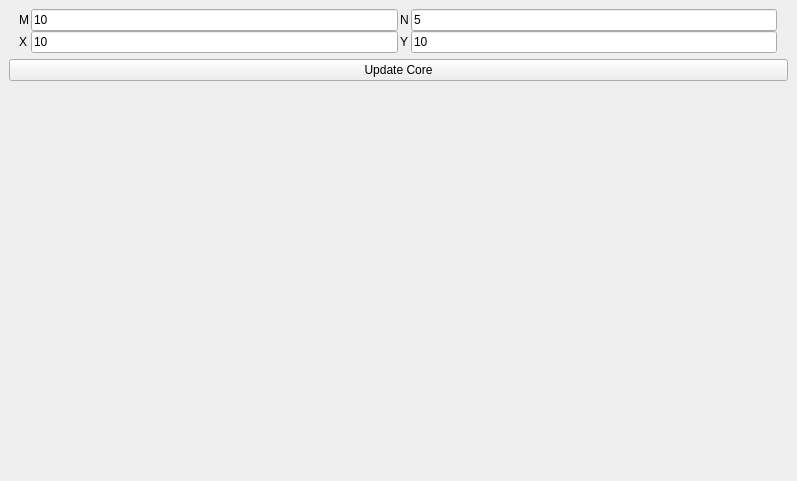
First picture: the form in gui/corewidget.ui, repository bigorangenuke/NeutronDiffusion, before the edit.
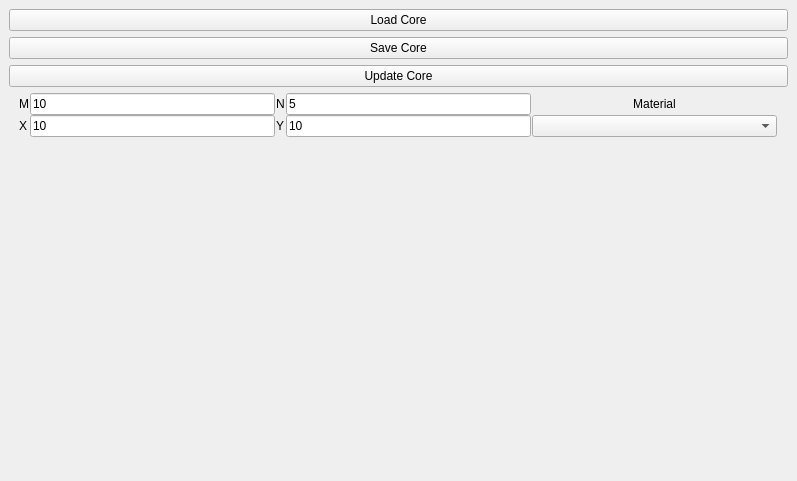
Second picture: the form after the edit.

Patch:
```diff
--- a/gui/corewidget.ui
+++ b/gui/corewidget.ui
@@ -21,6 +21,27 @@
   </property>
   <widget class="QWidget" name="coreDockWidgetVerticalLayout">
    <layout class="QVBoxLayout" name="verticalLayout">
+    <item>
+     <widget class="QPushButton" name="loadCorePushButton">
+      <property name="text">
+       <string>Load Core</string>
+      </property>
+     </widget>
+    </item>
+    <item>
+     <widget class="QPushButton" name="saveCorePushButton">
+      <property name="text">
+       <string>Save Core</string>
+      </property>
+     </widget>
+    </item>
+    <item>
+     <widget class="QPushButton" name="updateCorePushButton">
+      <property name="text">
+       <string>Update Core</string>
+      </property>
+     </widget>
+    </item>
     <item>
      <widget class="QWidget" name="widget" native="true">
       <property name="enabled">
@@ -46,12 +67,12 @@
         <number>0</number>
        </property>
        <property name="horizontalSpacing">
-        <number>2</number>
+        <number>1</number>
        </property>
        <property name="verticalSpacing">
         <number>0</number>
        </property>
-       <item row="1" column="1">
+       <item row="1" column="3">
         <widget class="QLineEdit" name="mNodesLineEdit">
          <property name="text">
           <string>10</string>
@@ -65,21 +86,21 @@
          </property>
         </widget>
        </item>
-       <item row="3" column="1">
+       <item row="3" column="3">
         <widget class="QLineEdit" name="xSizeLineEdit">
          <property name="text">
           <string>10</string>
          </property>
         </widget>
        </item>
-       <item row="3" column="2">
+       <item row="3" column="5">
         <widget class="QLabel" name="ySizeLabel">
          <property name="text">
           <string>Y</string>
          </property>
         </widget>
        </item>
-       <item row="3" column="3">
+       <item row="3" column="6">
         <widget class="QLineEdit" name="ySizeLineEdit">
          <property name="text">
           <string>10</string>
@@ -93,20 +114,46 @@
          </property>
         </widget>
        </item>
-       <item row="1" column="2">
+       <item row="1" column="5">
         <widget class="QLabel" name="nNodesLabel">
          <property name="text">
           <string>N</string>
          </property>
         </widget>
        </item>
-       <item row="1" column="3">
+       <item row="1" column="6">
         <widget class="QLineEdit" name="nNodesLineEdit">
          <property name="text">
           <string>5</string>
          </property>
         </widget>
        </item>
+       <item row="3" column="7">
+        <widget class="QComboBox" name="materialComboBox">
+         <property name="sizePolicy">
+          <sizepolicy hsizetype="Expanding" vsizetype="Fixed">
+           <horstretch>0</horstretch>
+           <verstretch>0</verstretch>
+          </sizepolicy>
+         </property>
+        </widget>
+       </item>
+       <item row="1" column="7">
+        <widget class="QLabel" name="materialComboBoxLabel">
+         <property name="sizePolicy">
+          <sizepolicy hsizetype="Expanding" vsizetype="Preferred">
+           <horstretch>0</horstretch>
+           <verstretch>0</verstretch>
+          </sizepolicy>
+         </property>
+         <property name="text">
+          <string>Material</string>
+         </property>
+         <property name="alignment">
+          <set>Qt::AlignCenter</set>
+         </property>
+        </widget>
+       </item>
       </layout>
       <zorder>gridLayoutWidget_2</zorder>
       <zorder>mNodesLabel</zorder>
@@ -117,13 +164,8 @@
       <zorder>mNodesLineEdit</zorder>
       <zorder>nNodesLabel</zorder>
       <zorder>nNodesLineEdit</zorder>
-     </widget>
-    </item>
-    <item>
-     <widget class="QPushButton" name="updateCorePushButton">
-      <property name="text">
-       <string>Update Core</string>
-      </property>
+      <zorder>materialComboBox</zorder>
+      <zorder>materialComboBoxLabel</zorder>
      </widget>
     </item>
     <item>
```
Left out of the diff: 1 changed line with no effect on the pictures.
